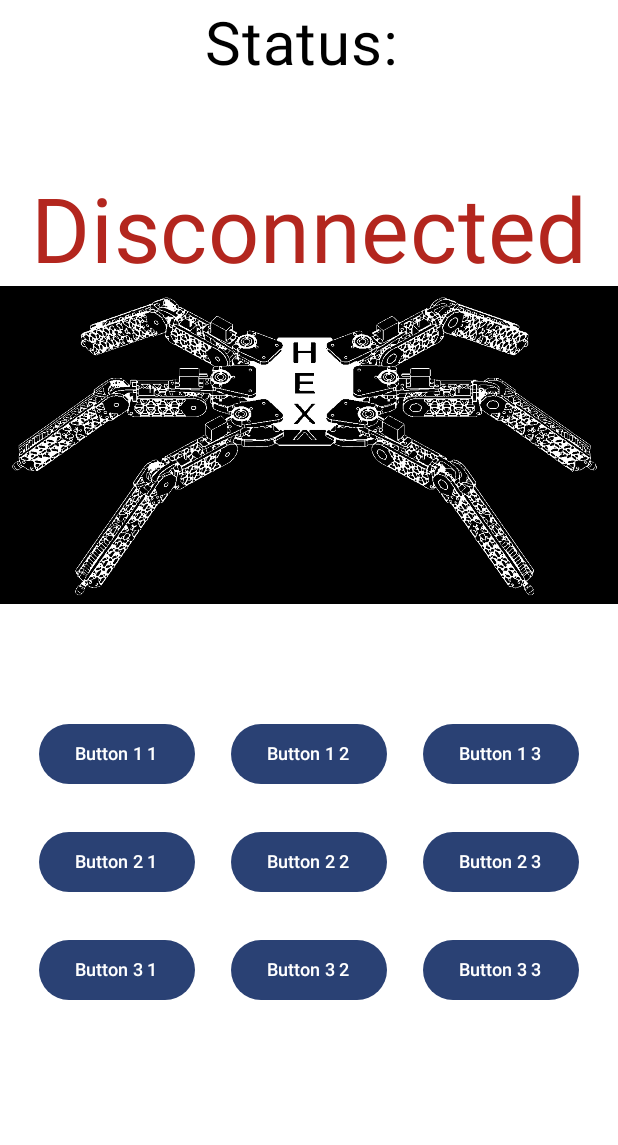
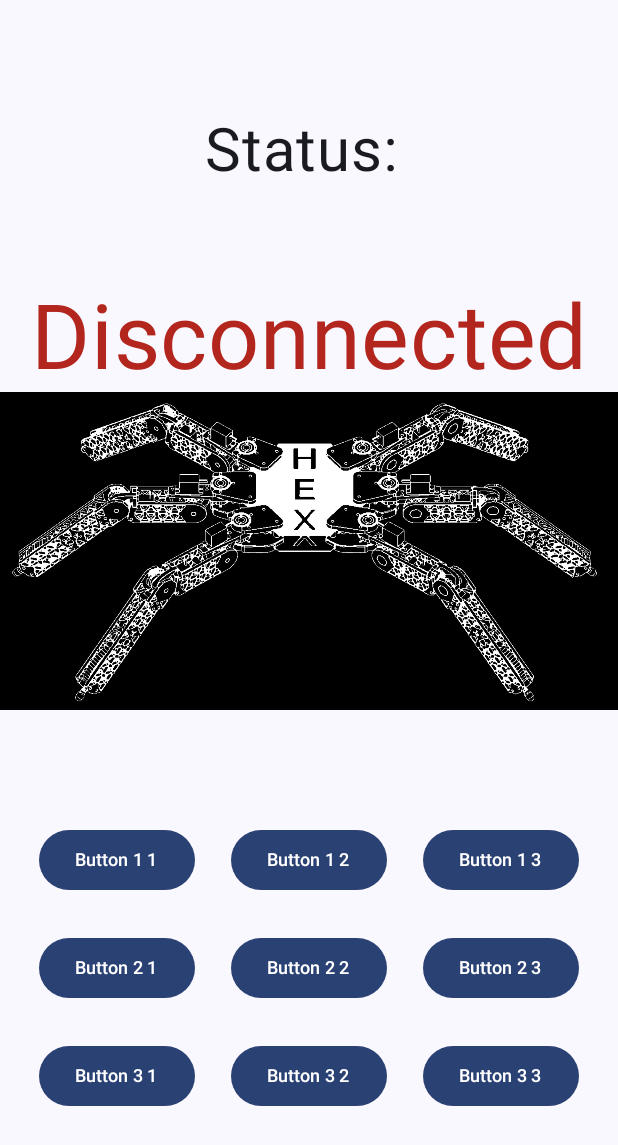
Before and after one commit to Siedmiu/Hexapod-Android-Application, an Android app built with Jetpack Compose: the @Preview function MMenu1Preview, on a phone screen of 412 x 824 dp. Shown: the top 1145 px of the screen. Run offline under Robolectric (Android 15) with nearby library versions, the phone set to English and light mode, and no system bars.

Commit message:
Added navigation and second screen, new secreens can be easly added

```diff
--- a/app/build.gradle.kts
+++ b/app/build.gradle.kts
@@ -57,4 +57,7 @@ dependencies {
     androidTestImplementation(libs.androidx.ui.test.junit4)
     debugImplementation(libs.androidx.ui.tooling)
     debugImplementation(libs.androidx.ui.test.manifest)
+
+    implementation("androidx.navigation:navigation-compose:2.8.9")
+
 }
--- a/app/src/main/java/com/example/hexapod/MainActivity.kt
+++ b/app/src/main/java/com/example/hexapod/MainActivity.kt
@@ -1,37 +1,28 @@
 package com.example.hexapod
 
 import android.os.Bundle
-import android.os.Handler
-import android.os.Looper
 import androidx.activity.ComponentActivity
 import androidx.activity.compose.setContent
-import androidx.compose.foundation.Image
-import androidx.compose.foundation.layout.Arrangement
-import androidx.compose.foundation.layout.Column
-import androidx.compose.foundation.layout.Row
-import androidx.compose.foundation.layout.Spacer
+import androidx.annotation.StringRes
 import androidx.compose.foundation.layout.fillMaxSize
 import androidx.compose.foundation.layout.height
 import androidx.compose.foundation.layout.padding
 import androidx.compose.material3.Button
 import androidx.compose.material3.MaterialTheme
+import androidx.compose.material3.Scaffold
 import androidx.compose.material3.Surface
 import androidx.compose.material3.Text
 import androidx.compose.runtime.Composable
-import androidx.compose.runtime.DisposableEffect
-import androidx.compose.runtime.getValue
-import androidx.compose.runtime.mutableStateOf
-import androidx.compose.runtime.remember
-import androidx.compose.runtime.setValue
-import androidx.compose.ui.Alignment
 import androidx.compose.ui.Modifier
-import androidx.compose.ui.res.painterResource
-import androidx.compose.ui.res.stringResource
-import androidx.compose.ui.text.style.TextAlign
 import androidx.compose.ui.tooling.preview.Preview
-import androidx.compose.ui.unit.dp
-import androidx.compose.ui.unit.sp
+import com.example.hexapod.ui.InfoScreen
+import com.example.hexapod.ui.MainScreen
 import com.example.hexapod.ui.theme.FirstTheme
+import androidx.navigation.NavHostController
+import androidx.navigation.compose.NavHost
+import androidx.navigation.compose.composable
+import androidx.navigation.compose.currentBackStackEntryAsState
+import androidx.navigation.compose.rememberNavController
 import java.util.Timer
 import java.util.TimerTask
 
@@ -58,117 +49,37 @@ class MainActivity : ComponentActivity() {
     }
 }
 
+enum class HexScreen(@StringRes val title: Int){
+    Main(title = R.string.main),
+    Info(title = R.string.info)
+}
+
 @Composable
-fun MMenu1() {
-    var isConnected by remember { mutableStateOf(WebSocketHandler.isConnected()) }
+fun MMenu1(navController: NavHostController = rememberNavController()) {
 
-    val timer = remember { Timer() }
+    //val currentScreen = HexScreen.valueOf(backStackEntry?.destination?.route ?: HexScreen.Main.name)
 
-    DisposableEffect(Unit) {
-        timer.schedule(object : TimerTask() {
-            override fun run() {
-                Handler(Looper.getMainLooper()).post {
-                    isConnected = WebSocketHandler.isConnected()
-                }
+    Scaffold { innerPadding ->
+        NavHost(
+            navController = navController,
+            startDestination = HexScreen.Main.name,
+            modifier = Modifier
+                .fillMaxSize()
+                .padding(innerPadding)
+        ) {
+            composable(HexScreen.Main.name) {
+                MainScreen(onNavigateToSecondScreen = {
+                    navController.navigate(HexScreen.Info.name)
+                })
             }
-        }, 0, 1000)
-
-        onDispose {
-            timer.cancel()
-            timer.purge()
+            composable(HexScreen.Info.name) {
+                InfoScreen(onReturnClicked = {
+                    navController.navigate(HexScreen.Main.name)
+                })
+            }
         }
     }
 
-    Column(
-        verticalArrangement = Arrangement.Center,
-        horizontalAlignment = Alignment.CenterHorizontally
-    ) {
-        Text(
-            text = "Status: \n",
-            fontSize = 40.sp,
-            lineHeight = 60.sp,
-            textAlign = TextAlign.Center,
-        )
-
-        val textCon = if (isConnected) "Connected" else "Disconnected"
-        Text(
-            text = textCon,
-            fontSize = 60.sp,
-            lineHeight = 60.sp,
-            textAlign = TextAlign.Center,
-            color = if (isConnected) MaterialTheme.colorScheme.primary else MaterialTheme.colorScheme.error
-        )
-
-        Image(
-            painter = painterResource(R.drawable.hexapod),
-            contentDescription = "Icon"
-        )
-
-        Spacer(modifier = Modifier.height(64.dp))
-
-        Row {
-            Button(
-                onClick = { WebSocketHandler.sendLedColor(0xFF0000) },
-                modifier = Modifier.padding(12.dp)
-            ) {
-                Text(text = stringResource(R.string.button11), fontSize = 12.sp)
-            }
-            Button(
-                onClick = { WebSocketHandler.sendLedColor(0x00FF00) },
-                modifier = Modifier.padding(12.dp)
-            ) {
-                Text(text = stringResource(R.string.button12), fontSize = 12.sp)
-            }
-            Button(
-                onClick = { WebSocketHandler.sendLedColor(0x0000FF) },
-                modifier = Modifier.padding(12.dp)
-            ) {
-                Text(text = stringResource(R.string.button13), fontSize = 12.sp)
-            }
-        }
-
-        Row {
-            Button(
-                onClick = { WebSocketHandler.sendLedColor(0xFFFF00) },
-                modifier = Modifier.padding(12.dp)
-            ) {
-                Text(text = stringResource(R.string.button21), fontSize = 12.sp)
-            }
-            Button(
-                onClick = { WebSocketHandler.sendLedColor(0xFF00FF) },
-                modifier = Modifier.padding(12.dp)
-            ) {
-                Text(text = stringResource(R.string.button22), fontSize = 12.sp)
-            }
-            Button(
-                onClick = { WebSocketHandler.sendLedColor(0x00FFFF) },
-                modifier = Modifier.padding(12.dp)
-            ) {
-                Text(text = stringResource(R.string.button23), fontSize = 12.sp)
-            }
-        }
-
-        Row {
-            Button(
-                onClick = { WebSocketHandler.sendLedColor(0xFFFFFF) },
-                modifier = Modifier.padding(12.dp)
-            ) {
-                Text(text = stringResource(R.string.button31), fontSize = 12.sp)
-            }
-            Button(
-                onClick = { WebSocketHandler.sendLedColor(0x000000) },
-                modifier = Modifier.padding(12.dp)
-            ) {
-                Text(text = stringResource(R.string.button32), fontSize = 12.sp)
-            }
-            Button(
-                onClick = { WebSocketHandler.sendLedColor(0x123456) },
-                modifier = Modifier.padding(12.dp)
-            ) {
-                Text(text = stringResource(R.string.button33), fontSize = 12.sp)
-            }
-        }
-    }
 }
 
 @Preview(showBackground = true)
--- /dev/null
+++ b/app/src/main/java/com/example/hexapod/ui/MainScreen.kt
@@ -0,0 +1,152 @@
+package com.example.hexapod.ui
+
+import android.os.Handler
+import android.os.Looper
+import androidx.compose.foundation.Image
+import androidx.compose.foundation.layout.Arrangement
+import androidx.compose.foundation.layout.Column
+import androidx.compose.foundation.layout.Row
+import androidx.compose.foundation.layout.Spacer
+import androidx.compose.foundation.layout.height
+import androidx.compose.foundation.layout.padding
+import androidx.compose.material3.Button
+import androidx.compose.material3.MaterialTheme
+import androidx.compose.material3.Text
+import androidx.compose.runtime.Composable
+import androidx.compose.runtime.DisposableEffect
+import androidx.compose.runtime.getValue
+import androidx.compose.runtime.mutableStateOf
+import androidx.compose.runtime.remember
+import androidx.compose.runtime.setValue
+import androidx.compose.ui.Alignment
+import androidx.compose.ui.Modifier
+import androidx.compose.ui.res.painterResource
+import androidx.compose.ui.res.stringResource
+import androidx.compose.ui.text.style.TextAlign
+import androidx.compose.ui.tooling.preview.Preview
+import androidx.compose.ui.unit.dp
+import androidx.compose.ui.unit.sp
+import com.example.hexapod.R
+import com.example.hexapod.WebSocketHandler
+import com.example.hexapod.ui.theme.FirstTheme
+import java.util.Timer
+import java.util.TimerTask
+
+@Composable
+fun MainScreen(onNavigateToSecondScreen: () -> Unit){
+    var isConnected by remember { mutableStateOf(WebSocketHandler.isConnected()) }
+
+    val timer = remember { Timer() }
+
+    DisposableEffect(Unit) {
+        timer.schedule(object : TimerTask() {
+            override fun run() {
+                Handler(Looper.getMainLooper()).post {
+                    isConnected = WebSocketHandler.isConnected()
+                }
+            }
+        }, 0, 1000)
+
+        onDispose {
+            timer.cancel()
+            timer.purge()
+        }
+    }
+
+    Column(
+        verticalArrangement = Arrangement.Center,
+        horizontalAlignment = Alignment.CenterHorizontally
+    ) {
+        Text(
+            text = "Status: \n",
+            fontSize = 40.sp,
+            lineHeight = 60.sp,
+            textAlign = TextAlign.Center,
+        )
+
+        val textCon = if (isConnected) "Connected" else "Disconnected"
+        Text(
+            text = textCon,
+            fontSize = 60.sp,
+            lineHeight = 60.sp,
+            textAlign = TextAlign.Center,
+            color = if (isConnected) MaterialTheme.colorScheme.primary else MaterialTheme.colorScheme.error
+        )
+
+        Image(
+            painter = painterResource(R.drawable.hexapod),
+            contentDescription = "Icon"
+        )
+
+        Spacer(modifier = Modifier.height(64.dp))
+
+        Row {
+            Button(
+                onClick = { WebSocketHandler.sendLedColor(0xFF0000) },
+                modifier = Modifier.padding(12.dp)
+            ) {
+                Text(text = stringResource(R.string.button11), fontSize = 12.sp)
+            }
+            Button(
+                onClick = { WebSocketHandler.sendLedColor(0x00FF00) },
+                modifier = Modifier.padding(12.dp)
+            ) {
+                Text(text = stringResource(R.string.button12), fontSize = 12.sp)
+            }
+            Button(
+                onClick = { WebSocketHandler.sendLedColor(0x0000FF) },
+                modifier = Modifier.padding(12.dp)
+            ) {
+                Text(text = stringResource(R.string.button13), fontSize = 12.sp)
+            }
+        }
+
+        Row {
+            Button(
+                onClick = { WebSocketHandler.sendLedColor(0xFFFF00) },
+                modifier = Modifier.padding(12.dp)
+            ) {
+                Text(text = stringResource(R.string.button21), fontSize = 12.sp)
+            }
+            Button(
+                onClick = { WebSocketHandler.sendLedColor(0xFF00FF) },
+                modifier = Modifier.padding(12.dp)
+            ) {
+                Text(text = stringResource(R.string.button22), fontSize = 12.sp)
+            }
+            Button(
+                onClick = { WebSocketHandler.sendLedColor(0x00FFFF) },
+                modifier = Modifier.padding(12.dp)
+            ) {
+                Text(text = stringResource(R.string.button23), fontSize = 12.sp)
+            }
+        }
+
+        Row {
+            Button(
+                onClick = { WebSocketHandler.sendLedColor(0xFFFFFF) },
+                modifier = Modifier.padding(12.dp)
+            ) {
+                Text(text = stringResource(R.string.button31), fontSize = 12.sp)
+            }
+            Button(
+                onClick = { WebSocketHandler.sendLedColor(0x000000) },
+                modifier = Modifier.padding(12.dp)
+            ) {
+                Text(text = stringResource(R.string.button32), fontSize = 12.sp)
+            }
+            Button(
+                onClick =  onNavigateToSecondScreen,
+                modifier = Modifier.padding(12.dp)
+            ) {
+                Text(text = stringResource(R.string.button33), fontSize = 12.sp)
+            }
+        }
+    }
+}
+
+@Preview
+@Composable
+fun MainScreenPreview(){
+    FirstTheme { MainScreen({}) }
+}
--- a/app/src/main/res/values/strings.xml
+++ b/app/src/main/res/values/strings.xml
@@ -11,5 +11,11 @@
     <string name="button32">Button 3 2</string>
     <string name="button33">Button 3 3</string>
 
+    <string name="main">Main</string>
+    <string name="info">Info</string>
+    <string name="position">Position</string>
+    <string name="state">State</string>
+    <string name="returnButton">Return</string>
+
 
 </resources>
```
Also changed, not shown: app/src/main/java/com/example/hexapod/ui/InfoScreen.kt (added, +50 -0 lines).
